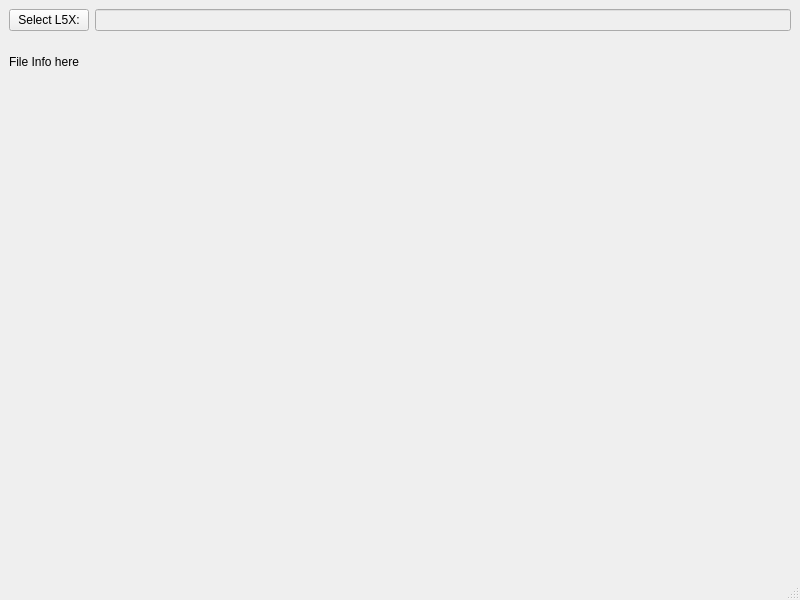
Before: the Qt Designer form ui/iogen_main.ui in DamirKh/io_ref, drawn with Qt 5.
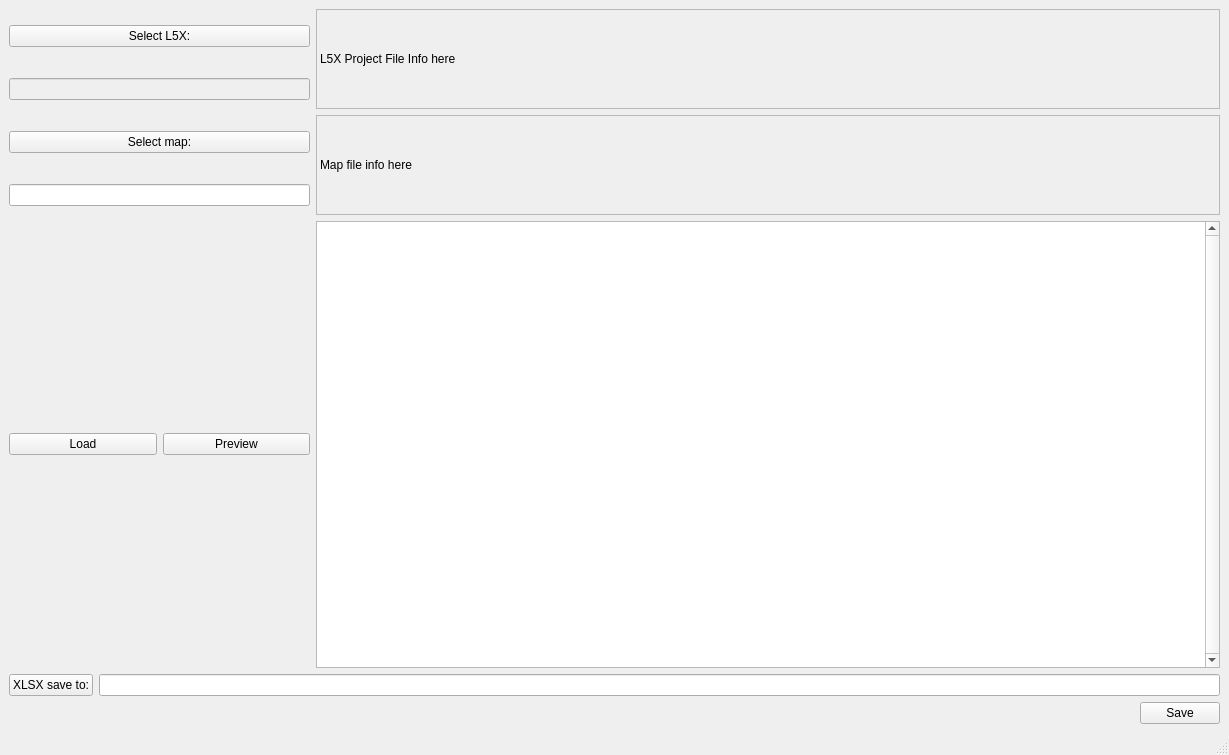
After: the same form once the commit is applied.

Diff of the .ui file:
```diff
--- a/ui/iogen_main.ui
+++ b/ui/iogen_main.ui
@@ -6,8 +6,8 @@
    <rect>
     <x>0</x>
     <y>0</y>
-    <width>800</width>
-    <height>600</height>
+    <width>1229</width>
+    <height>755</height>
    </rect>
   </property>
   <property name="windowTitle">
@@ -16,48 +16,142 @@
   <widget class="QWidget" name="centralwidget">
    <layout class="QVBoxLayout" name="verticalLayout">
     <item>
-     <layout class="QHBoxLayout" name="horizontalLayout">
-      <item>
+     <layout class="QGridLayout" name="gridLayout_2" columnstretch="1,3">
+      <item row="0" column="0">
        <widget class="QPushButton" name="pushButton">
         <property name="text">
          <string>Select L5X:</string>
         </property>
        </widget>
       </item>
-      <item>
+      <item row="0" column="1" rowspan="2">
+       <widget class="QLabel" name="label">
+        <property name="minimumSize">
+         <size>
+          <width>0</width>
+          <height>100</height>
+         </size>
+        </property>
+        <property name="frameShape">
+         <enum>QFrame::StyledPanel</enum>
+        </property>
+        <property name="text">
+         <string>L5X Project File Info here</string>
+        </property>
+       </widget>
+      </item>
+      <item row="1" column="0">
        <widget class="QLineEdit" name="lineEdit">
         <property name="enabled">
          <bool>false</bool>
         </property>
        </widget>
       </item>
+      <item row="2" column="0">
+       <widget class="QPushButton" name="pushButton_3">
+        <property name="text">
+         <string>Select map:</string>
+        </property>
+       </widget>
+      </item>
+      <item row="2" column="1" rowspan="2">
+       <widget class="QLabel" name="label_2">
+        <property name="minimumSize">
+         <size>
+          <width>0</width>
+          <height>100</height>
+         </size>
+        </property>
+        <property name="frameShape">
+         <enum>QFrame::StyledPanel</enum>
+        </property>
+        <property name="text">
+         <string>Map file info here</string>
+        </property>
+       </widget>
+      </item>
+      <item row="3" column="0">
+       <widget class="QLineEdit" name="lineEdit_3"/>
+      </item>
+      <item row="4" column="0">
+       <layout class="QHBoxLayout" name="horizontalLayout_5">
+        <item>
+         <widget class="QPushButton" name="pushButton_6">
+          <property name="text">
+           <string>Load</string>
+          </property>
+         </widget>
+        </item>
+        <item>
+         <widget class="QPushButton" name="pushButton_4">
+          <property name="text">
+           <string>Preview</string>
+          </property>
+         </widget>
+        </item>
+       </layout>
+      </item>
+      <item row="4" column="1">
+       <widget class="QTextEdit" name="textEdit_log">
+        <property name="enabled">
+         <bool>true</bool>
+        </property>
+        <property name="minimumSize">
+         <size>
+          <width>902</width>
+          <height>422</height>
+         </size>
+        </property>
+        <property name="verticalScrollBarPolicy">
+         <enum>Qt::ScrollBarAlwaysOn</enum>
+        </property>
+        <property name="documentTitle">
+         <string>Log</string>
+        </property>
+        <property name="textInteractionFlags">
+         <set>Qt::TextSelectableByKeyboard|Qt::TextSelectableByMouse</set>
+        </property>
+       </widget>
+      </item>
      </layout>
     </item>
     <item>
-     <widget class="QLabel" name="label">
-      <property name="minimumSize">
-       <size>
-        <width>0</width>
-        <height>50</height>
-       </size>
-      </property>
-      <property name="text">
-       <string>File Info here</string>
-      </property>
-     </widget>
+     <layout class="QHBoxLayout" name="horizontalLayout_2">
+      <item>
+       <widget class="QPushButton" name="pushButton_2">
+        <property name="text">
+         <string>XLSX save to:</string>
+        </property>
+       </widget>
+      </item>
+      <item>
+       <widget class="QLineEdit" name="lineEdit_2"/>
+      </item>
+     </layout>
     </item>
     <item>
-     <spacer name="verticalSpacer">
-      <property name="orientation">
-       <enum>Qt::Vertical</enum>
-      </property>
-      <property name="sizeHint" stdset="0">
-       <size>
-        <width>20</width>
-        <height>40</height>
-       </size>
-      </property>
-     </spacer>
+     <layout class="QHBoxLayout" name="horizontalLayout_4">
+      <item>
+       <spacer name="horizontalSpacer">
+        <property name="orientation">
+         <enum>Qt::Horizontal</enum>
+        </property>
+        <property name="sizeHint" stdset="0">
+         <size>
+          <width>40</width>
+          <height>20</height>
+         </size>
+        </property>
+       </spacer>
+      </item>
+      <item>
+       <widget class="QPushButton" name="pushButton_5">
+        <property name="text">
+         <string>Save</string>
+        </property>
+       </widget>
+      </item>
+     </layout>
     </item>
    </layout>
   </widget>
```
Left out of the diff: 7 changed lines with no effect on the pictures.
